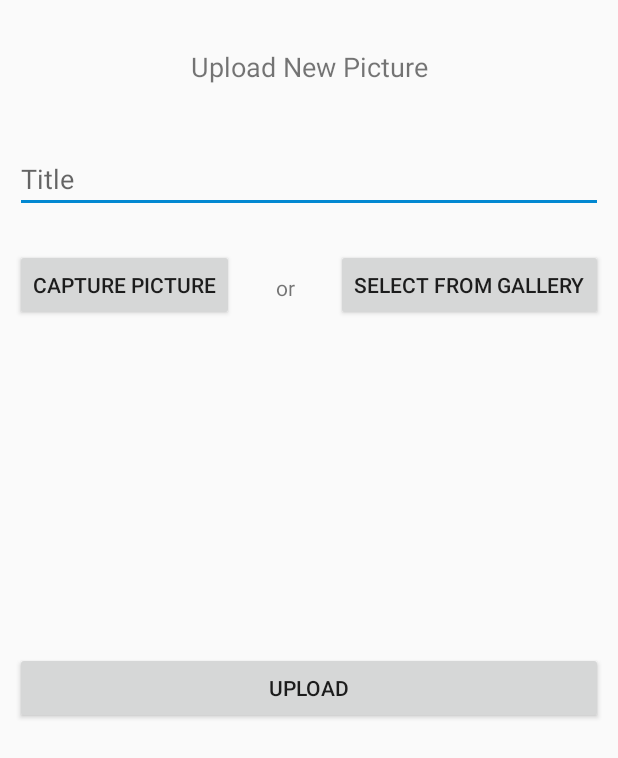
After one commit to alon1853/PicMe, an Android app: the UploadPictureActivity screen opened directly, with no data from a screen before it, on a phone screen of 412 x 824 dp. The commit adds this screen. Shown: the top 758 px of the screen. Run offline under Robolectric (Android 15) with nearby library versions, the phone set to English and light mode, and no system bars.

Commit message:
Add activity to upload captured image

```diff
--- a/app/build.gradle
+++ b/app/build.gradle
@@ -39,4 +39,5 @@ dependencies {
 
 
 
+
 apply plugin: 'com.google.gms.google-services'
--- a/app/src/main/java/com/me/plan/picme/Model/Model.java
+++ b/app/src/main/java/com/me/plan/picme/Model/Model.java
@@ -1,4 +1,6 @@
 package com.me.plan.picme.Model;
+
+import android.graphics.Bitmap;
 
 /**
  * Created by Alon on 23/02/2018.
@@ -27,4 +29,8 @@ public class Model {
     public void LoadImage(String imagePath, final ModelFirebase.LoadImageInterface loadImageInterface) {
         modelFirebase.LoadImage(imagePath, loadImageInterface);
     }
+
+    public void UploadImage(Bitmap bitmap, String imageName, ModelFirebase.UploadImageInterface uploadImageInterface) {
+        modelFirebase.UploadImage(bitmap, imageName, uploadImageInterface);
+    }
 }
--- /dev/null
+++ b/app/src/main/java/com/me/plan/picme/UploadPictureActivity.java
@@ -0,0 +1,95 @@
+package com.me.plan.picme;
+
+import android.content.Intent;
+import android.graphics.Bitmap;
+import android.os.Bundle;
+import android.provider.MediaStore;
+import android.support.design.widget.FloatingActionButton;
+import android.support.design.widget.Snackbar;
+import android.support.v7.app.AppCompatActivity;
+import android.support.v7.widget.Toolbar;
+import android.view.View;
+import android.widget.Button;
+import android.widget.EditText;
+import android.widget.ImageView;
+import android.widget.ProgressBar;
+import android.widget.Toast;
+
+import com.me.plan.picme.Model.Model;
+import com.me.plan.picme.Model.ModelFirebase;
+
+public class UploadPictureActivity extends AppCompatActivity {
+    static final int REQUEST_IMAGE_CAPTURE = 1;
+    final static int RESAULT_SUCCESS = 0;
+    Bitmap currentImageBitmap;
+    Model model = Model.instance;
+
+    @Override
+    protected void onCreate(Bundle savedInstanceState) {
+        super.onCreate(savedInstanceState);
+        setContentView(R.layout.activity_upload_picture);
+
+        final EditText inputTitle = (EditText) findViewById(R.id.title_text);
+        final Button uploadButton = (Button) findViewById(R.id.upload_button);
+        uploadButton.setOnClickListener(new View.OnClickListener() {
+            @Override
+            public void onClick(View view) {
+                CheckForm(inputTitle);
+            }
+        });
+
+        Button capturePicture = (Button) findViewById(R.id.caoture_button);
+        capturePicture.setOnClickListener(new View.OnClickListener() {
+            @Override
+            public void onClick(View view) {
+                Intent takePictureIntent = new Intent(MediaStore.ACTION_IMAGE_CAPTURE);
+                if (takePictureIntent.resolveActivity(getPackageManager()) != null) {
+                    startActivityForResult(takePictureIntent, REQUEST_IMAGE_CAPTURE);
+                }
+            }
+        });
+    }
+
+    private void CheckForm(EditText inputTitle) {
+        if (inputTitle.getText().toString().equals("")) {
+            Toast toast = Toast.makeText(this, R.string.empty_picture_title, Toast.LENGTH_SHORT);
+            toast.show();
+        } else if (currentImageBitmap == null) {
+            Toast toast = Toast.makeText(this, R.string.select_picture, Toast.LENGTH_SHORT);
+            toast.show();
+        } else {
+            UploadCurrentPicture();
+        }
+    }
+
+    @Override
+    protected void onActivityResult(int requestCode, int resultCode, Intent data) {
+        if (requestCode == REQUEST_IMAGE_CAPTURE && resultCode == RESULT_OK) {
+            Bundle extras = data.getExtras();
+            currentImageBitmap = (Bitmap) extras.get("data");
+            ImageView mImageView = (ImageView) findViewById(R.id.thumbnail);
+            mImageView.setImageBitmap(currentImageBitmap);
+        }
+    }
+
+    private void UploadCurrentPicture() {
+        final ProgressBar progressBar = (ProgressBar) findViewById(R.id.progressBar);
+        final Button uploadButton = (Button) findViewById(R.id.upload_button);
+        uploadButton.setEnabled(false);
+        progressBar.setVisibility(View.VISIBLE);
+
+        model.UploadImage(currentImageBitmap, "alon.jpg", new ModelFirebase.UploadImageInterface() {
+            @Override
+            public void AfterSuccessfulUploadImage() {
+                Toast toast = Toast.makeText(UploadPictureActivity.this, R.string.picture_uploaded_successfully, Toast.LENGTH_SHORT);
+                toast.show();
+            }
+
+            @Override
+            public void AfterFailedUploadImage() {
+                Toast toast = Toast.makeText(UploadPictureActivity.this, R.string.failed_to_upload_picture, Toast.LENGTH_SHORT);
+                toast.show();
+            }
+        });
+    }
+}
--- a/app/src/main/res/layout/activity_pics.xml
+++ b/app/src/main/res/layout/activity_pics.xml
@@ -20,7 +20,7 @@
         </ListView>
 
         <android.support.design.widget.FloatingActionButton
-            android:id="@+id/fab"
+            android:id="@+id/fabUploadPicture"
             android:layout_width="56dp"
             android:layout_height="56dp"
             android:layout_margin="16dp"
--- /dev/null
+++ b/app/src/main/res/layout/activity_upload_picture.xml
@@ -0,0 +1,103 @@
+<?xml version="1.0" encoding="utf-8"?>
+<android.support.constraint.ConstraintLayout xmlns:android="http://schemas.android.com/apk/res/android"
+    xmlns:app="http://schemas.android.com/apk/res-auto"
+    xmlns:tools="http://schemas.android.com/tools"
+    android:layout_width="match_parent"
+    android:layout_height="match_parent">
+
+    <TextView
+        android:id="@+id/textView"
+        android:layout_width="wrap_content"
+        android:layout_height="wrap_content"
+        android:layout_marginEnd="8dp"
+        android:layout_marginStart="8dp"
+        android:layout_marginTop="32dp"
+        android:text="@string/title_upload_picture"
+        android:textSize="18sp"
+        app:layout_constraintEnd_toEndOf="parent"
+        app:layout_constraintStart_toStartOf="parent"
+        app:layout_constraintTop_toTopOf="parent" />
+
+    <EditText
+        android:id="@+id/title_text"
+        android:layout_width="match_parent"
+        android:layout_height="wrap_content"
+        android:layout_marginEnd="10dp"
+        android:layout_marginStart="10dp"
+        android:layout_marginTop="40dp"
+        android:ems="10"
+        android:hint="@string/title"
+        android:inputType="textPersonName"
+        app:layout_constraintEnd_toEndOf="parent"
+        app:layout_constraintHorizontal_bias="0.503"
+        app:layout_constraintStart_toStartOf="parent"
+        app:layout_constraintTop_toBottomOf="@+id/textView" />
+
+    <Button
+        android:id="@+id/select_from_gallery_button"
+        android:layout_width="wrap_content"
+        android:layout_height="wrap_content"
+        android:layout_marginEnd="10dp"
+        android:layout_marginTop="24dp"
+        android:text="@string/select_from_gallery"
+        app:layout_constraintEnd_toEndOf="parent"
+        app:layout_constraintTop_toBottomOf="@+id/title_text" />
+
+    <Button
+        android:id="@+id/caoture_button"
+        android:layout_width="wrap_content"
+        android:layout_height="wrap_content"
+        android:layout_marginStart="10dp"
+        android:layout_marginTop="24dp"
+        android:text="@string/capture_picture"
+        app:layout_constraintStart_toStartOf="parent"
+        app:layout_constraintTop_toBottomOf="@+id/title_text" />
+
+    <ImageView
+        android:id="@+id/thumbnail"
+        android:layout_width="160dp"
+        android:layout_height="157dp"
+        android:layout_marginEnd="8dp"
+        android:layout_marginStart="8dp"
+        android:layout_marginTop="44dp"
+        app:layout_constraintEnd_toEndOf="parent"
+        app:layout_constraintStart_toStartOf="parent"
+        app:layout_constraintTop_toBottomOf="@+id/textView2" />
+
+    <TextView
+        android:id="@+id/textView2"
+        android:layout_width="wrap_content"
+        android:layout_height="wrap_content"
+        android:layout_marginEnd="31dp"
+        android:layout_marginTop="40dp"
+        android:text="or"
+        app:layout_constraintEnd_toEndOf="parent"
+        app:layout_constraintStart_toStartOf="parent"
+        app:layout_constraintTop_toBottomOf="@+id/title_text" />
+
+    <Button
+        android:id="@+id/upload_button"
+        android:layout_width="match_parent"
+        android:layout_height="wrap_content"
+        android:layout_marginEnd="10dp"
+        android:layout_marginStart="10dp"
+        android:layout_marginTop="32dp"
+        android:text="@string/upload"
+        app:layout_constraintEnd_toEndOf="parent"
+        app:layout_constraintStart_toStartOf="parent"
+        app:layout_constraintTop_toBottomOf="@+id/thumbnail" />
+
+    <ProgressBar
+        android:id="@+id/progressBar"
+        style="?android:attr/progressBarStyle"
+        android:layout_width="wrap_content"
+        android:layout_height="wrap_content"
+        android:layout_marginEnd="8dp"
+        android:layout_marginStart="8dp"
+        android:layout_marginTop="24dp"
+        app:layout_constraintEnd_toEndOf="parent"
+        app:layout_constraintStart_toStartOf="parent"
+        app:layout_constraintTop_toBottomOf="@+id/upload_button"
+        android:visibility="invisible"/>
+
+</android.support.constraint.ConstraintLayout>
--- a/app/src/main/res/values/strings.xml
+++ b/app/src/main/res/values/strings.xml
@@ -8,12 +8,21 @@
     <string name="full_name">Full Name</string>
     <string name="sign_in">Sign In</string>
     <string name="register">Register</string>
+    <string name="title">Title</string>
+    <string name="upload">Upload</string>
     <string name="empty_email_or_email">Please insert Email and Password</string>
     <string name="empty_full_name_or_email_or_email">Please insert Full Name, Email and Password</string>
     <string name="wrong_email_or_password">Wrong Email or Password</string>
     <string name="signed_in_successfully">Signed In Successfully</string>
     <string name="registered_successfully">Registered Successfully</string>
+    <string name="title_upload_picture">Upload New Picture</string>
+    <string name="select_from_gallery">Select From Gallery</string>
+    <string name="capture_picture">Capture Picture</string>
+    <string name="empty_picture_title">Insert Picture Title</string>
+    <string name="select_picture">Please Select a Picture</string>
+    <string name="picture_uploaded_successfully">Picture Uploaded Successfully</string>
+    <string name="failed_to_upload_picture">Failed To Upload Picture</string>
 
-    <!-- TODO: Remove or change this placeholder text -->
     <string name="hello_blank_fragment">Hello blank fragment</string>
+    <string name="title_activity_upload_picture">Upload New Picture</string>
 </resources>
--- a/app/src/main/res/values/styles.xml
+++ b/app/src/main/res/values/styles.xml
@@ -9,4 +9,13 @@
         <item name="android:windowNoTitle">true</item>
     </style>
 
+    <style name="AppTheme.NoActionBar">
+        <item name="windowActionBar">false</item>
+        <item name="windowNoTitle">true</item>
+    </style>
+
+    <style name="AppTheme.AppBarOverlay" parent="ThemeOverlay.AppCompat.Dark.ActionBar" />
+
+    <style name="AppTheme.PopupOverlay" parent="ThemeOverlay.AppCompat.Light" />
+
 </resources>
```
Also changed, not shown: app/src/main/AndroidManifest.xml (+9 -2 lines), app/src/main/java/com/me/plan/picme/Model/ModelFirebase.java (+32 -0 lines), app/src/main/java/com/me/plan/picme/PicsActivity.java (+13 -2 lines).
